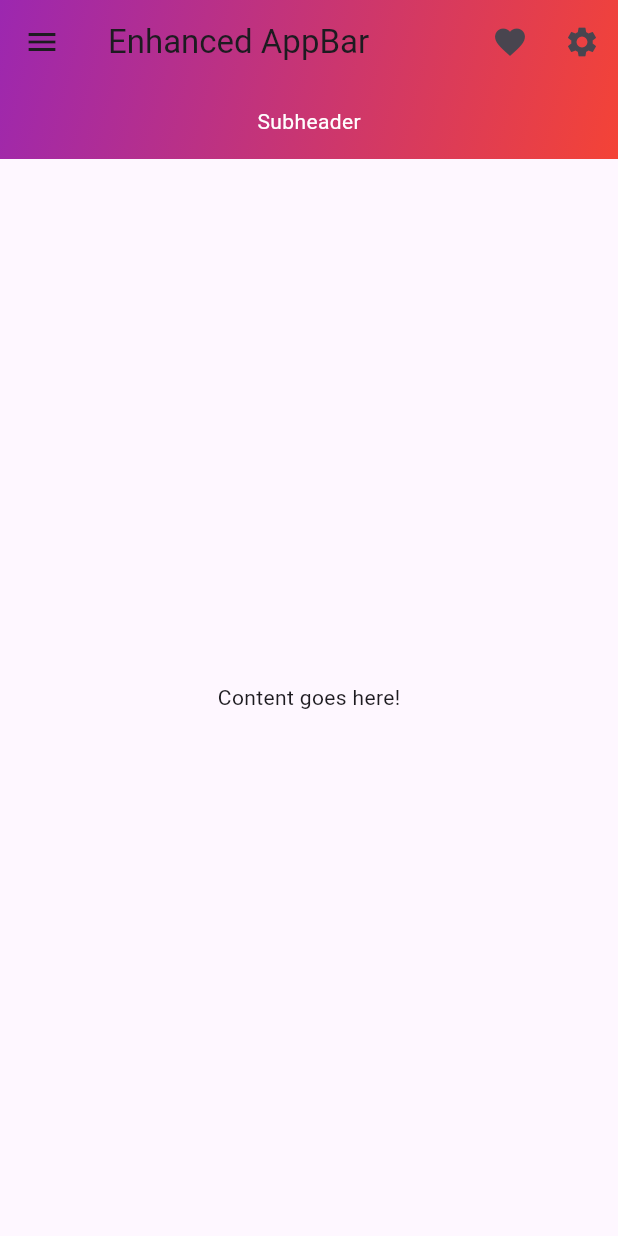
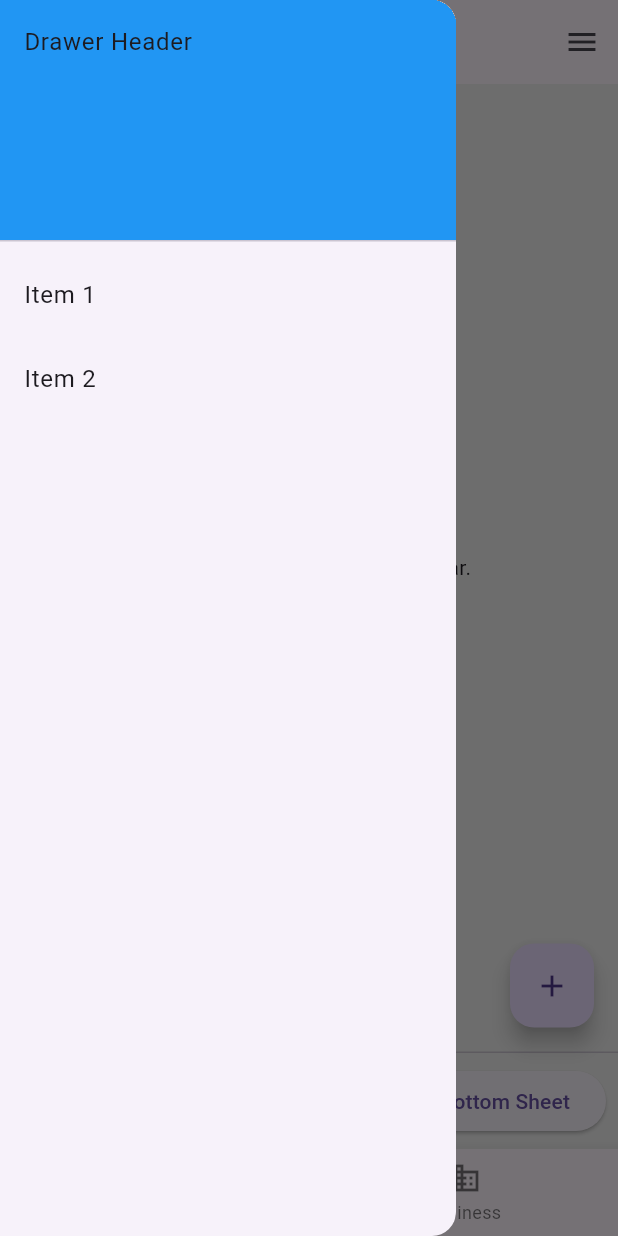
Before and after one commit to Sonykhan1121/Flutter-Full-Stack-Development, a Flutter app: the screen it shows after launch, with the side drawer open (before the commit the screen has no drawer), on a phone screen of 412 x 824 dp. Run offline on Flutter 3.47's test engine with Material 3 defaults, Android fonts, the phone set to English and light mode, and no system bars; our stand-ins replace cached_network_image, image_picker; project files that could hold a hidden picture were left out.

Commit message:
Scaffold features

```diff
--- a/03 Practice Basic Flutter Projects/test_widget/lib/main.dart
+++ b/03 Practice Basic Flutter Projects/test_widget/lib/main.dart
@@ -11,6 +11,7 @@ import 'package:test_widget/file_features/imageconversionexample.dart';
 import 'package:test_widget/image_features/image_test.dart';
 import 'package:test_widget/image_features/loadingimage.dart';
 import 'package:test_widget/listview_features/list_view_test.dart';
+import 'package:test_widget/scaffold_features/scaffold_test.dart';
 
 import 'card_features/card_test.dart';
 
@@ -34,7 +35,7 @@ class MyApp extends StatelessWidget {
         theme: ThemeData(
           primaryColor: Colors.blue,
         ),
-        home: AppbarTesting(),
+        home: ScaffoldTest(),
       ),
 
     );
--- /dev/null
+++ b/03 Practice Basic Flutter Projects/test_widget/lib/scaffold_features/scaffold_test.dart
@@ -0,0 +1,92 @@
+import 'package:flutter/material.dart';
+
+class ScaffoldTest extends StatefulWidget {
+  const ScaffoldTest({super.key});
+
+  @override
+  State<ScaffoldTest> createState() => _ScaffoldTestState();
+}
+
+class _ScaffoldTestState extends State<ScaffoldTest> {
+  @override
+  Widget build(BuildContext context) {
+    return Scaffold(
+      appBar: AppBar(title: Text('Full-Featured Scaffold')),
+      body: Center(child: Text('Tap the button to see a SnackBar.')),
+      floatingActionButton: FloatingActionButton(
+        onPressed: () {
+          ScaffoldMessenger.of(context).showSnackBar(
+            SnackBar(
+              content: Text('Hello from the FloatingActionButton!'),
+              duration: Duration(seconds: 2),
+            ),
+          );
+        },
+        child: Icon(Icons.add),
+      ),
+      drawer: Drawer(
+        child: ListView(
+          children: <Widget>[
+            DrawerHeader(
+              child: Text('Drawer Header'),
+              decoration: BoxDecoration(color: Colors.blue),
+            ),
+            ListTile(
+              title: Text('Item 1'),
+              onTap: () => Navigator.pop(context),
+            ),
+            ListTile(
+              title: Text('Item 2'),
+              onTap: () => Navigator.pop(context),
+            ),
+          ],
+        ),
+      ),
+      endDrawer: Drawer(
+        child: ListView(
+          children: <Widget>[
+            DrawerHeader(
+              child: Text('End Drawer Header'),
+              decoration: BoxDecoration(color: Colors.green),
+            ),
+            ListTile(
+              title: Text('End Item 1'),
+              onTap: () => Navigator.pop(context),
+            ),
+            ListTile(
+              title: Text('End Item 2'),
+              onTap: () => Navigator.pop(context),
+            ),
+          ],
+        ),
+      ),
+      backgroundColor: Colors.grey[200],
+      bottomNavigationBar: BottomNavigationBar(
+        items: const <BottomNavigationBarItem>[
+          BottomNavigationBarItem(icon: Icon(Icons.home), label: 'Home',),
+          BottomNavigationBarItem(
+            icon: Icon(Icons.business),
+            label: 'Business',
+          ),
+        ],
+      ),
+      persistentFooterButtons: <Widget>[
+        ElevatedButton(
+          onPressed: () {
+            showModalBottomSheet(
+              context: context,
+              builder: (BuildContext context) {
+                return Container(
+                  height: 200,
+                  color: Colors.amber,
+                  child: Center(child: Text('Hello from BottomSheet')),
+                );
+              },
+            );
+          },
+          child: Text('Show Bottom Sheet'),
+        ),
+      ],
+    );
+  }
+}
```
